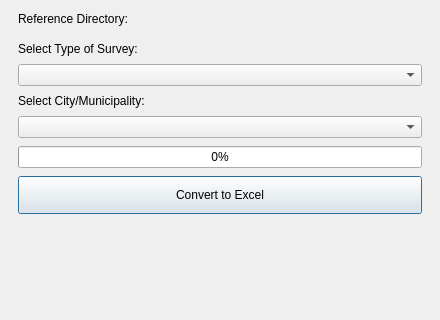
Syano18/GeoFASU_Mod, file gpkg_to_excel_dialog.ui: the form before one commit.
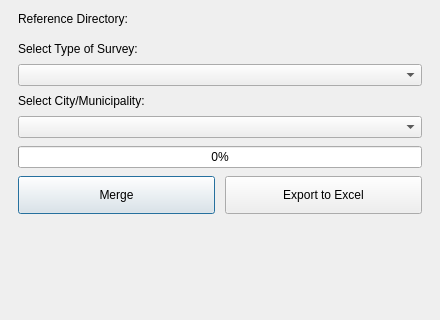
The form after the commit. Custom widgets are drawn as their Qt base class.

Commit message: Modified gpkg to excel

```diff
--- a/gpkg_to_excel_dialog.ui
+++ b/gpkg_to_excel_dialog.ui
@@ -80,7 +80,12 @@
     </widget>
    </item>
    <item>
-    <widget class="QPushButton" name="runButton">
+     <layout class="QHBoxLayout" name="buttonLayout">
+      <property name="spacing">
+       <number>10</number>
+      </property>
+      <item>
+       <widget class="QPushButton" name="mergeBtn">
      <property name="minimumSize">
       <size>
        <width>0</width>
@@ -91,9 +96,27 @@
       <cursorShape>PointingHandCursor</cursorShape>
      </property>
      <property name="text">
-      <string>Convert to Excel</string>
-     </property>
-    </widget>
+         <string>Merge</string>
+        </property>
+       </widget>
+      </item>
+      <item>
+       <widget class="QPushButton" name="exportBtn">
+        <property name="minimumSize">
+         <size>
+          <width>0</width>
+          <height>38</height>
+         </size>
+        </property>
+        <property name="cursor">
+         <cursorShape>PointingHandCursor</cursorShape>
+        </property>
+        <property name="text">
+         <string>Export to Excel</string>
+        </property>
+       </widget>
+      </item>
+     </layout>
    </item>
    <item>
     <spacer name="verticalSpacer">
```
Lines whose indentation alone changed are shown as unchanged. The commit also changes 10 other files.
